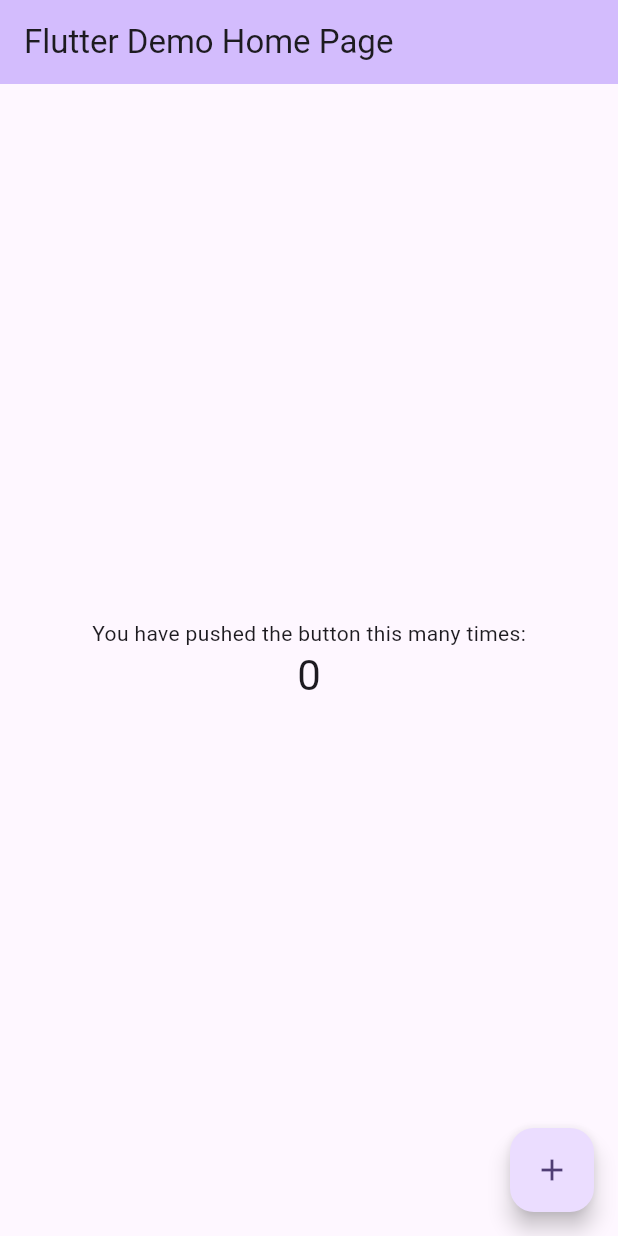
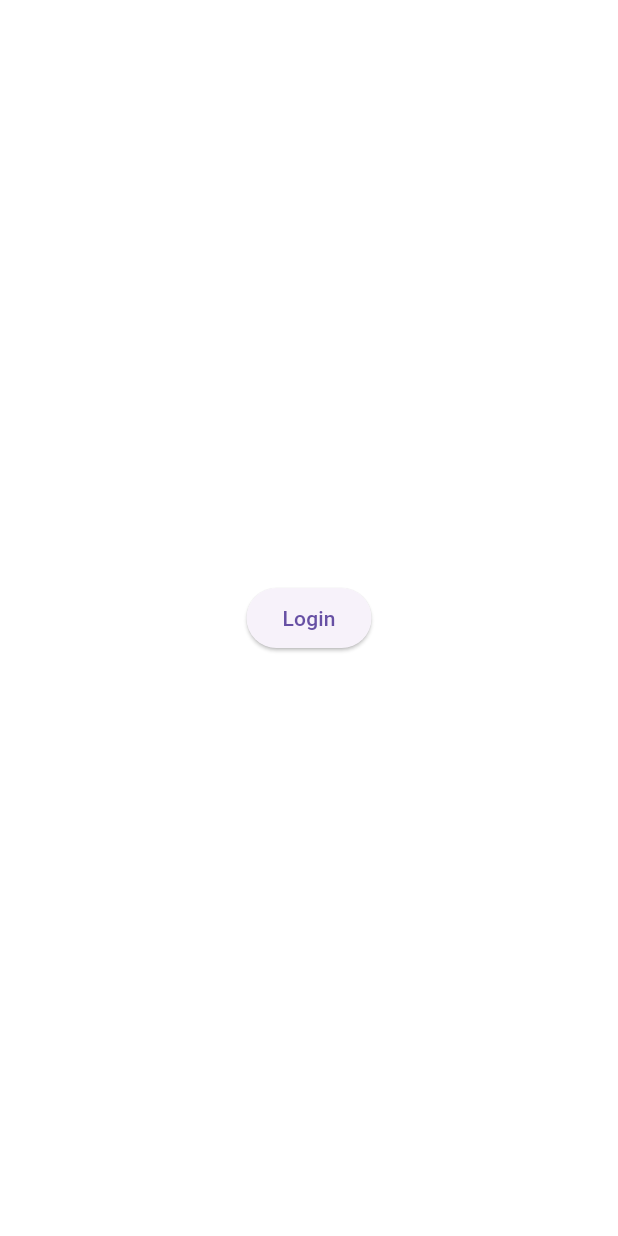
Before and after one commit to Ricardogn224/FlashEvent, a Flutter app: the screen it shows after launch, on a phone screen of 412 x 824 dp. Run offline on Flutter 3.47's test engine with Material 3 defaults, Android fonts, the phone set to English and light mode, and no system bars.

Commit message:
add register login

```diff
--- a/client/lib/main.dart
+++ b/client/lib/main.dart
@@ -1,125 +1,21 @@
 import 'package:flutter/material.dart';
+import 'screens/splash_screen.dart';
+import 'screens/home_screen.dart';
 
 void main() {
-  runApp(const MyApp());
+  runApp(MyApp());
 }
 
 class MyApp extends StatelessWidget {
-  const MyApp({super.key});
-
-  // This widget is the root of your application.
   @override
   Widget build(BuildContext context) {
     return MaterialApp(
-      title: 'Flutter Demo',
+      title: 'Flash Event',
       theme: ThemeData(
-        // This is the theme of your application.
-        //
-        // TRY THIS: Try running your application with "flutter run". You'll see
-        // the application has a purple toolbar. Then, without quitting the app,
-        // try changing the seedColor in the colorScheme below to Colors.green
-        // and then invoke "hot reload" (save your changes or press the "hot
-        // reload" button in a Flutter-supported IDE, or press "r" if you used
-        // the command line to start the app).
-        //
-        // Notice that the counter didn't reset back to zero; the application
-        // state is not lost during the reload. To reset the state, use hot
-        // restart instead.
-        //
-        // This works for code too, not just values: Most code changes can be
-        // tested with just a hot reload.
-        colorScheme: ColorScheme.fromSeed(seedColor: Colors.deepPurple),
-        useMaterial3: true,
+        primarySwatch: Colors.blue,
+        visualDensity: VisualDensity.adaptivePlatformDensity,
       ),
-      home: const MyHomePage(title: 'Flutter Demo Home Page'),
+      home: SplashScreen(),
     );
   }
 }
-
-class MyHomePage extends StatefulWidget {
-  const MyHomePage({super.key, required this.title});
-
-  // This widget is the home page of your application. It is stateful, meaning
-  // that it has a State object (defined below) that contains fields that affect
-  // how it looks.
-
-  // This class is the configuration for the state. It holds the values (in this
-  // case the title) provided by the parent (in this case the App widget) and
-  // used by the build method of the State. Fields in a Widget subclass are
-  // always marked "final".
-
-  final String title;
-
-  @override
-  State<MyHomePage> createState() => _MyHomePageState();
-}
-
-class _MyHomePageState extends State<MyHomePage> {
-  int _counter = 0;
-
-  void _incrementCounter() {
-    setState(() {
-      // This call to setState tells the Flutter framework that something has
-      // changed in this State, which causes it to rerun the build method below
-      // so that the display can reflect the updated values. If we changed
-      // _counter without calling setState(), then the build method would not be
-      // called again, and so nothing would appear to happen.
-      _counter++;
-    });
-  }
-
-  @override
-  Widget build(BuildContext context) {
-    // This method is rerun every time setState is called, for instance as done
-    // by the _incrementCounter method above.
-    //
-    // The Flutter framework has been optimized to make rerunning build methods
-    // fast, so that you can just rebuild anything that needs updating rather
-    // than having to individually change instances of widgets.
-    return Scaffold(
-      appBar: AppBar(
-        // TRY THIS: Try changing the color here to a specific color (to
-        // Colors.amber, perhaps?) and trigger a hot reload to see the AppBar
-        // change color while the other colors stay the same.
-        backgroundColor: Theme.of(context).colorScheme.inversePrimary,
-        // Here we take the value from the MyHomePage object that was created by
-        // the App.build method, and use it to set our appbar title.
-        title: Text(widget.title),
-      ),
-      body: Center(
-        // Center is a layout widget. It takes a single child and positions it
-        // in the middle of the parent.
-        child: Column(
-          // Column is also a layout widget. It takes a list of children and
-          // arranges them vertically. By default, it sizes itself to fit its
-          // children horizontally, and tries to be as tall as its parent.
-          //
-          // Column has various properties to control how it sizes itself and
-          // how it positions its children. Here we use mainAxisAlignment to
-          // center the children vertically; the main axis here is the vertical
-          // axis because Columns are vertical (the cross axis would be
-          // horizontal).
-          //
-          // TRY THIS: Invoke "debug painting" (choose the "Toggle Debug Paint"
-          // action in the IDE, or press "p" in the console), to see the
-          // wireframe for each widget.
-          mainAxisAlignment: MainAxisAlignment.center,
-          children: <Widget>[
-            const Text(
-              'You have pushed the button this many times:',
-            ),
-            Text(
-              '$_counter',
-              style: Theme.of(context).textTheme.headlineMedium,
-            ),
-          ],
-        ),
-      ),
-      floatingActionButton: FloatingActionButton(
-        onPressed: _incrementCounter,
-        tooltip: 'Increment',
-        child: const Icon(Icons.add),
-      ), // This trailing comma makes auto-formatting nicer for build methods.
-    );
-  }
-}
--- /dev/null
+++ b/client/lib/screens/home_screen.dart
@@ -0,0 +1,27 @@
+import 'package:flutter/material.dart';
+import 'login_screen.dart';
+
+class HomeScreen extends StatelessWidget {
+  const HomeScreen({Key? key}) : super(key: key);
+
+  @override
+  Widget build(BuildContext context) {
+    return SafeArea(
+      child: Scaffold(
+        backgroundColor: Colors.white,
+        body: Center(
+          child: ElevatedButton(
+            onPressed: () {
+              // Navigate to the LoginPage when the button is pressed
+              Navigator.push(
+                context,
+                MaterialPageRoute(builder: (context) => LoginScreen()),
+              );
+            },
+            child: Text('Login'),
+          ),
+        ),
+      ),
+    );
+  }
+}
```
Also changed, not shown: client/lib/screens/login_screen.dart (added, +70 -0 lines), client/lib/screens/register_screen.dart (added, +90 -0 lines), client/lib/screens/splash_screen.dart (added, +26 -0 lines).
